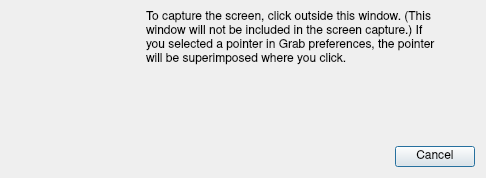
First picture: the form in Under Construction/Grab.app/Resources/dialog_screen_grab.ui, repository helloSystem/Utilities, before the edit.
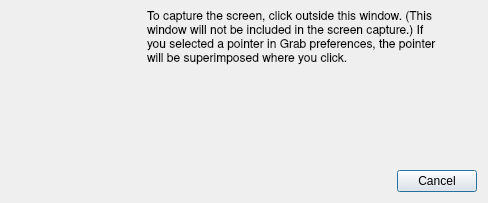
Second picture: the form after the edit. Icons and pictures are not drawn.

Diff of the .ui file:
```diff
--- a/Under Construction/Grab.app/Resources/dialog_screen_grab.ui
+++ b/Under Construction/Grab.app/Resources/dialog_screen_grab.ui
@@ -9,8 +9,8 @@
    <rect>
     <x>0</x>
     <y>0</y>
-    <width>486</width>
-    <height>178</height>
+    <width>488</width>
+    <height>203</height>
    </rect>
   </property>
   <property name="focusPolicy">
@@ -187,17 +187,6 @@
        </item>
        <item>
         <widget class="QPushButton" name="button_cancel">
-         <property name="sizePolicy">
-          <sizepolicy hsizetype="Minimum" vsizetype="Fixed">
-           <horstretch>0</horstretch>
-           <verstretch>0</verstretch>
-          </sizepolicy>
-         </property>
-         <property name="font">
-          <font>
-           <family>Nimbus Sans</family>
-          </font>
-         </property>
          <property name="text">
           <string>Cancel</string>
          </property>
```
